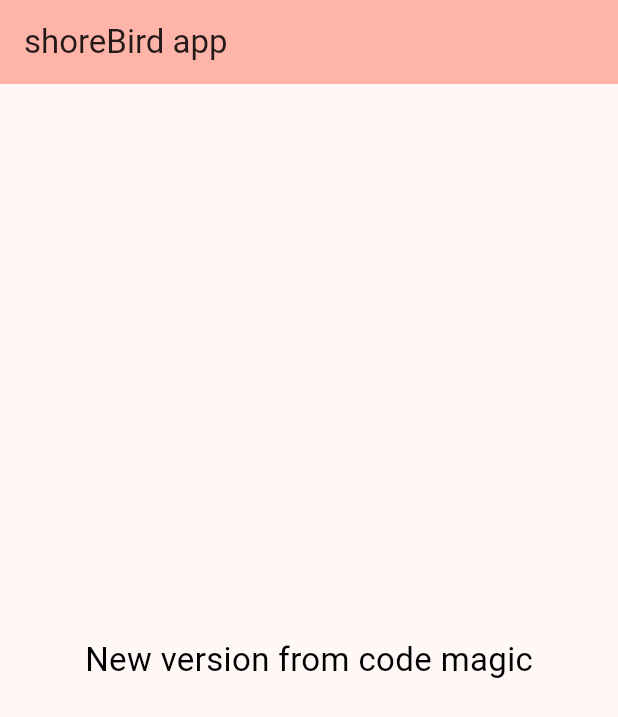
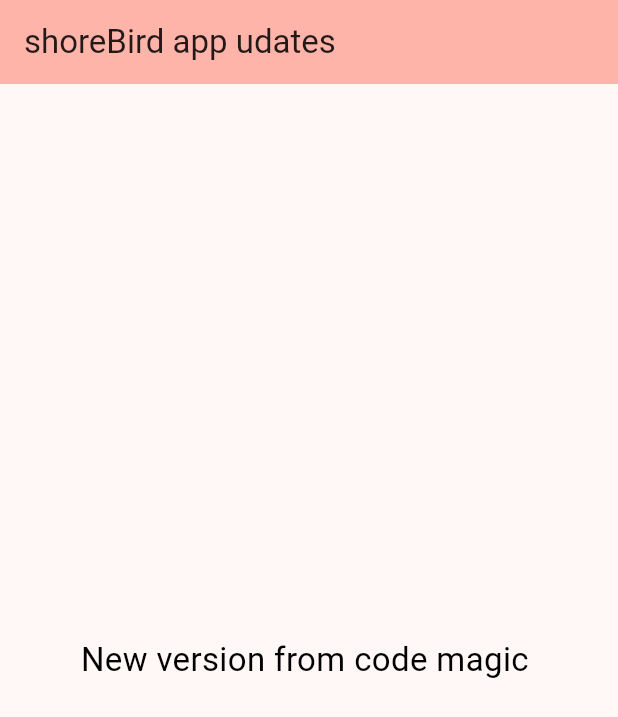
Before and after one commit to abdelaleem0/codeMagic, a Flutter app: the screen it shows after launch, on a phone screen of 412 x 824 dp. Shown: the top 717 px of the screen. Run offline on Flutter 3.47's test engine with Material 2 defaults, Android fonts, the phone set to English and light mode, and no system bars.

```diff
--- a/lib/main.dart
+++ b/lib/main.dart
@@ -14,7 +14,7 @@
         colorScheme: ColorScheme.fromSeed(seedColor: Colors.red),
         useMaterial3: true,
       ),
-      home: const HomePage(title: 'shoreBird app'),
+      home: const HomePage(title: 'shoreBird app udates'),
     );
   }
 }
@@ -38,7 +38,7 @@
       ),
       body: const Center(
         child: Text(
-          'New version from code magic',
+          'New version from code magic ',
           style: TextStyle(color: Colors.black, fontSize: 22),
         ),
       ),
```
Also changed, not shown: 1 other file.
